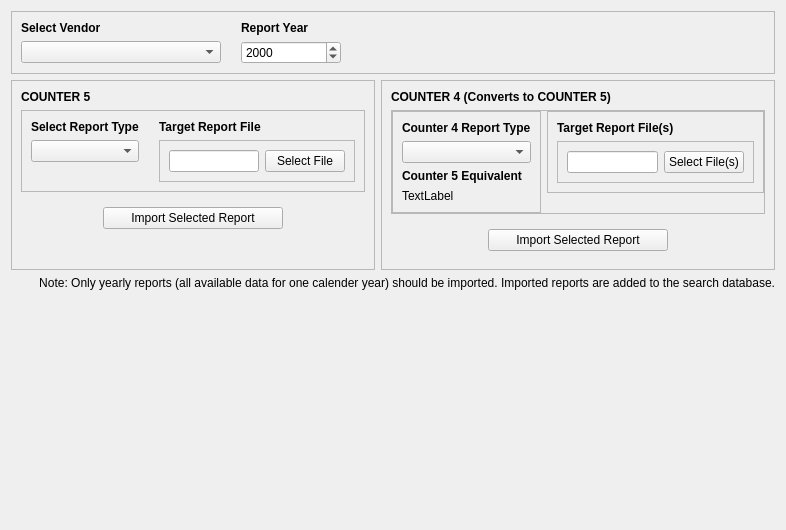
This is ui/ImportReportTab.ui in CS-4820-Library-Project/COUNTER-5-Report-Tool-2020-5.0 as Qt 5 draws it before an edit. The edited form follows.
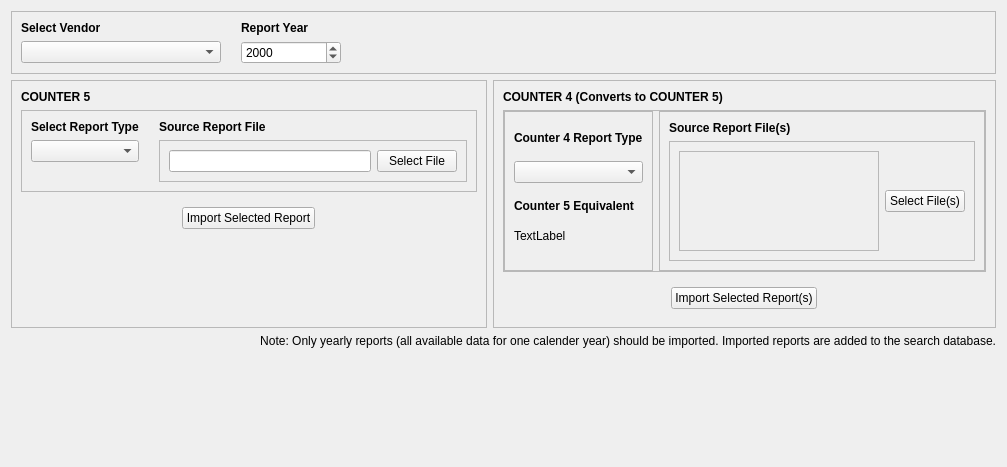
This is the edited form. Icons and pictures are not drawn.

Commit message: Changed import c4 file select view to scrollview

Patch:
```diff
--- a/ui/ImportReportTab.ui
+++ b/ui/ImportReportTab.ui
@@ -6,8 +6,8 @@
    <rect>
     <x>0</x>
     <y>0</y>
-    <width>786</width>
-    <height>530</height>
+    <width>1007</width>
+    <height>467</height>
    </rect>
   </property>
   <property name="windowTitle">
@@ -183,7 +183,7 @@
                </font>
               </property>
               <property name="text">
-               <string>Target Report File</string>
+               <string>Source Report File</string>
               </property>
              </widget>
             </item>
@@ -239,12 +239,6 @@
                 <verstretch>0</verstretch>
                </sizepolicy>
               </property>
-              <property name="maximumSize">
-               <size>
-                <width>180</width>
-                <height>16777215</height>
-               </size>
-              </property>
               <property name="text">
                <string>Import Selected Report</string>
               </property>
@@ -335,6 +329,12 @@
               <layout class="QVBoxLayout" name="verticalLayout_2">
                <item>
                 <widget class="QLabel" name="label_20">
+                 <property name="sizePolicy">
+                  <sizepolicy hsizetype="Preferred" vsizetype="Fixed">
+                   <horstretch>0</horstretch>
+                   <verstretch>0</verstretch>
+                  </sizepolicy>
+                 </property>
                  <property name="font">
                   <font>
                    <weight>75</weight>
@@ -351,6 +351,12 @@
                </item>
                <item>
                 <widget class="QLabel" name="label_21">
+                 <property name="sizePolicy">
+                  <sizepolicy hsizetype="Preferred" vsizetype="Fixed">
+                   <horstretch>0</horstretch>
+                   <verstretch>0</verstretch>
+                  </sizepolicy>
+                 </property>
                  <property name="font">
                   <font>
                    <weight>75</weight>
@@ -364,11 +370,24 @@
                </item>
                <item>
                 <widget class="QLabel" name="c4_report_type_equiv_label">
+                 <property name="sizePolicy">
+                  <sizepolicy hsizetype="Preferred" vsizetype="Fixed">
+                   <horstretch>0</horstretch>
+                   <verstretch>0</verstretch>
+                  </sizepolicy>
+                 </property>
                  <property name="text">
                   <string>TextLabel</string>
                  </property>
                 </widget>
                </item>
+               <item>
+                <spacer name="verticalSpacer_4">
+                 <property name="orientation">
+                  <enum>Qt::Vertical</enum>
+                 </property>
+                </spacer>
+               </item>
               </layout>
              </widget>
             </item>
@@ -402,7 +421,7 @@
                   </font>
                  </property>
                  <property name="text">
-                  <string>Target Report File(s)</string>
+                  <string>Source Report File(s)</string>
                  </property>
                 </widget>
                </item>
@@ -413,10 +432,46 @@
                  </property>
                  <layout class="QHBoxLayout" name="horizontalLayout_16">
                   <item>
-                   <widget class="QLineEdit" name="c4_selected_file_edit">
-                    <property name="readOnly">
+                   <widget class="QScrollArea" name="scrollArea">
+                    <property name="minimumSize">
+                     <size>
+                      <width>200</width>
+                      <height>100</height>
+                     </size>
+                    </property>
+                    <property name="widgetResizable">
                      <bool>true</bool>
                     </property>
+                    <property name="alignment">
+                     <set>Qt::AlignLeading|Qt::AlignLeft|Qt::AlignTop</set>
+                    </property>
+                    <widget class="QWidget" name="scrollAreaWidgetContents_2">
+                     <property name="sizePolicy">
+                      <sizepolicy hsizetype="Preferred" vsizetype="Fixed">
+                       <horstretch>0</horstretch>
+                       <verstretch>0</verstretch>
+                      </sizepolicy>
+                     </property>
+                     <layout class="QVBoxLayout" name="verticalLayout_6">
+                      <property name="leftMargin">
+                       <number>0</number>
+                      </property>
+                      <property name="topMargin">
+                       <number>0</number>
+                      </property>
+                      <property name="rightMargin">
+                       <number>0</number>
+                      </property>
+                      <property name="bottomMargin">
+                       <number>0</number>
+                      </property>
+                      <item>
+                       <widget class="QFrame" name="c4_selected_files_frame">
+                        <layout class="QVBoxLayout" name="verticalLayout_5"/>
+                       </widget>
+                      </item>
+                     </layout>
+                    </widget>
                    </widget>
                   </item>
                   <item>
@@ -458,14 +513,8 @@
                 <verstretch>0</verstretch>
                </sizepolicy>
               </property>
-              <property name="maximumSize">
-               <size>
-                <width>180</width>
-                <height>16777215</height>
-               </size>
-              </property>
               <property name="text">
-               <string>Import Selected Report</string>
+               <string>Import Selected Report(s)</string>
               </property>
              </widget>
             </item>
```
The commit also changes 2 other files.
